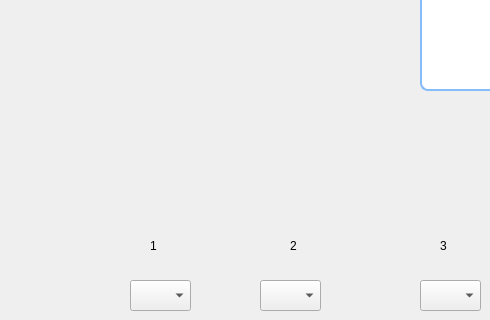
Old version of the form labellingapp2.ui in the repository IShamss/Arabic-ALPD; both pictures show x 0 to 490 and y 340 to 660 of the 1288 by 859 pixel window.
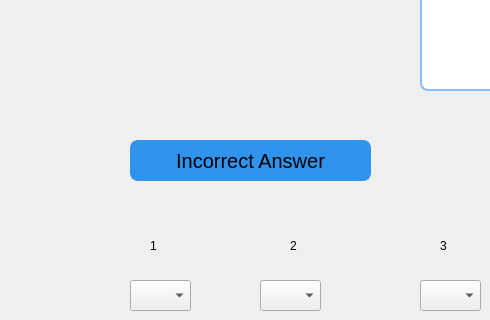
New version of the form.

Commit message: feat:add the incorrect button to ui

Diff of the .ui file:
```diff
--- a/labellingapp2.ui
+++ b/labellingapp2.ui
@@ -377,6 +377,41 @@
      </rect>
     </property>
    </widget>
+   <widget class="QPushButton" name="incorrect">
+    <property name="geometry">
+     <rect>
+      <x>130</x>
+      <y>480</y>
+      <width>241</width>
+      <height>41</height>
+     </rect>
+    </property>
+    <property name="styleSheet">
+     <string notr="true">border-radius: 8px;
+font-size: 20px;
+background-color: #3093ed;
+color: black;
+border: 2px solid #3093ed;
+/*box-shadow: 55px 10px #888888;*/
+</string>
+    </property>
+    <property name="text">
+     <string>Incorrect Answer</string>
+    </property>
+   </widget>
+   <widget class="QLabel" name="incorrectNum">
+    <property name="geometry">
+     <rect>
+      <x>390</x>
+      <y>490</y>
+      <width>151</width>
+      <height>31</height>
+     </rect>
+    </property>
+    <property name="text">
+     <string/>
+    </property>
+   </widget>
   </widget>
   <widget class="QMenuBar" name="menubar">
    <property name="geometry">
```
